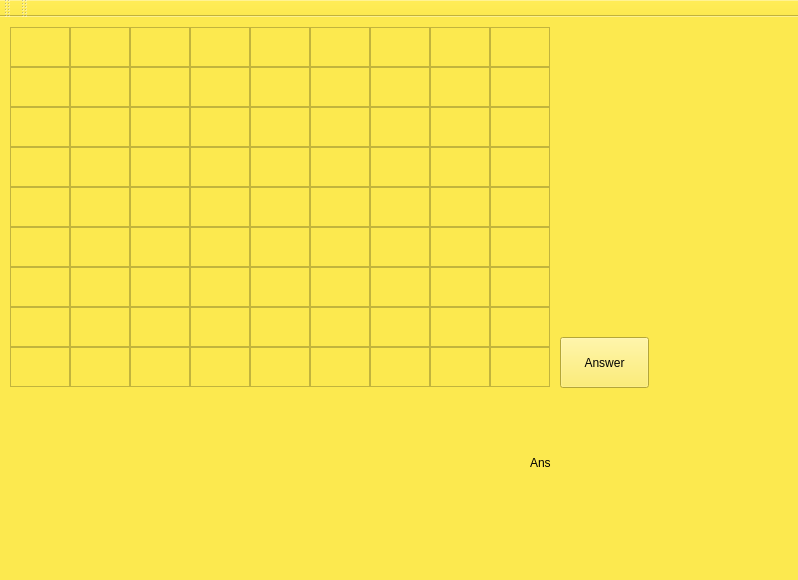
This is gui/mainwindow.ui in fastz123/EmbededSW_Proj as Qt 5 draws it before an edit. The edited form follows.
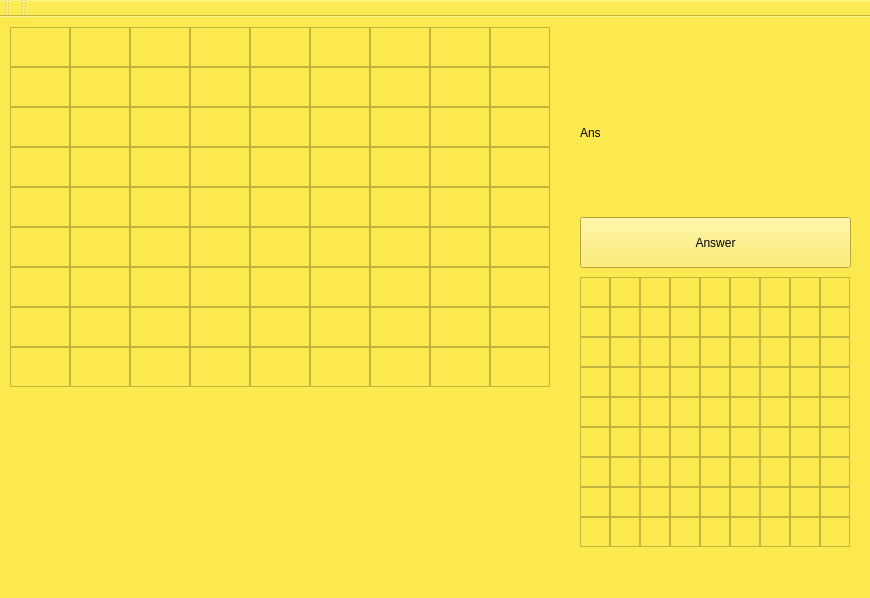
This is the edited form.

```diff
--- a/gui/mainwindow.ui
+++ b/gui/mainwindow.ui
@@ -6,8 +6,8 @@
    <rect>
     <x>0</x>
     <y>0</y>
-    <width>798</width>
-    <height>580</height>
+    <width>870</width>
+    <height>598</height>
    </rect>
   </property>
   <property name="windowTitle">
@@ -861,9 +861,9 @@
    <widget class="QPushButton" name="pushButton">
     <property name="geometry">
      <rect>
-      <x>560</x>
-      <y>320</y>
-      <width>89</width>
+      <x>580</x>
+      <y>200</y>
+      <width>271</width>
       <height>51</height>
      </rect>
     </property>
@@ -887,9 +887,9 @@
    <widget class="QLabel" name="Answerlabel">
     <property name="geometry">
      <rect>
-      <x>530</x>
-      <y>380</y>
-      <width>251</width>
+      <x>580</x>
+      <y>50</y>
+      <width>271</width>
       <height>131</height>
      </rect>
     </property>
@@ -897,6 +897,960 @@
      <string>Ans</string>
     </property>
    </widget>
+   <widget class="QTextEdit" name="textEdit_82">
+    <property name="geometry">
+     <rect>
+      <x>580</x>
+      <y>260</y>
+      <width>30</width>
+      <height>30</height>
+     </rect>
+    </property>
+    <property name="styleSheet">
+     <string notr="true">color: qlineargradient(spread:pad, x1:0, y1:0, x2:1, y2:0, stop:0 rgba(0, 0, 0, 255), stop:1 rgba(255, 255, 255, 255));</string>
+    </property>
+   </widget>
+   <widget class="QTextEdit" name="textEdit_85">
+    <property name="geometry">
+     <rect>
+      <x>640</x>
+      <y>260</y>
+      <width>30</width>
+      <height>30</height>
+     </rect>
+    </property>
+    <property name="styleSheet">
+     <string notr="true">border-color: rgb(0, 0, 0);</string>
+    </property>
+   </widget>
+   <widget class="QTextEdit" name="textEdit_92">
+    <property name="geometry">
+     <rect>
+      <x>820</x>
+      <y>260</y>
+      <width>30</width>
+      <height>30</height>
+     </rect>
+    </property>
+   </widget>
+   <widget class="QTextEdit" name="textEdit_97">
+    <property name="geometry">
+     <rect>
+      <x>610</x>
+      <y>260</y>
+      <width>30</width>
+      <height>30</height>
+     </rect>
+    </property>
+    <property name="styleSheet">
+     <string notr="true">color: qlineargradient(spread:pad, x1:0, y1:0, x2:1, y2:0, stop:0 rgba(0, 0, 0, 255), stop:1 rgba(255, 255, 255, 255));</string>
+    </property>
+   </widget>
+   <widget class="QTextEdit" name="textEdit_107">
+    <property name="geometry">
+     <rect>
+      <x>760</x>
+      <y>260</y>
+      <width>30</width>
+      <height>30</height>
+     </rect>
+    </property>
+   </widget>
+   <widget class="QTextEdit" name="textEdit_109">
+    <property name="geometry">
+     <rect>
+      <x>730</x>
+      <y>260</y>
+      <width>30</width>
+      <height>30</height>
+     </rect>
+    </property>
+   </widget>
+   <widget class="QTextEdit" name="textEdit_113">
+    <property name="geometry">
+     <rect>
+      <x>670</x>
+      <y>260</y>
+      <width>30</width>
+      <height>30</height>
+     </rect>
+    </property>
+    <property name="styleSheet">
+     <string notr="true">border-color: rgb(0, 0, 0);
+border-top-color: rgb(0, 0, 0);
+border-left-color: rgb(0, 0, 0);
+border-bottom-color: rgb(0, 0, 0);
+border-left-color: rgb(0, 0, 0);</string>
+    </property>
+   </widget>
+   <widget class="QTextEdit" name="textEdit_116">
+    <property name="geometry">
+     <rect>
+      <x>790</x>
+      <y>260</y>
+      <width>30</width>
+      <height>30</height>
+     </rect>
+    </property>
+   </widget>
+   <widget class="QTextEdit" name="textEdit_133">
+    <property name="geometry">
+     <rect>
+      <x>700</x>
+      <y>260</y>
+      <width>30</width>
+      <height>30</height>
+     </rect>
+    </property>
+   </widget>
+   <widget class="QTextEdit" name="textEdit_134">
+    <property name="geometry">
+     <rect>
+      <x>700</x>
+      <y>290</y>
+      <width>30</width>
+      <height>30</height>
+     </rect>
+    </property>
+   </widget>
+   <widget class="QTextEdit" name="textEdit_114">
+    <property name="geometry">
+     <rect>
+      <x>670</x>
+      <y>290</y>
+      <width>30</width>
+      <height>30</height>
+     </rect>
+    </property>
+    <property name="styleSheet">
+     <string notr="true">border-color: rgb(0, 0, 0);
+border-top-color: rgb(0, 0, 0);
+border-left-color: rgb(0, 0, 0);
+border-bottom-color: rgb(0, 0, 0);
+border-left-color: rgb(0, 0, 0);</string>
+    </property>
+   </widget>
+   <widget class="QTextEdit" name="textEdit_98">
+    <property name="geometry">
+     <rect>
+      <x>610</x>
+      <y>290</y>
+      <width>30</width>
+      <height>30</height>
+     </rect>
+    </property>
+    <property name="styleSheet">
+     <string notr="true">color: qlineargradient(spread:pad, x1:0, y1:0, x2:1, y2:0, stop:0 rgba(0, 0, 0, 255), stop:1 rgba(255, 255, 255, 255));</string>
+    </property>
+   </widget>
+   <widget class="QTextEdit" name="textEdit_110">
+    <property name="geometry">
+     <rect>
+      <x>730</x>
+      <y>290</y>
+      <width>30</width>
+      <height>30</height>
+     </rect>
+    </property>
+   </widget>
+   <widget class="QTextEdit" name="textEdit_93">
+    <property name="geometry">
+     <rect>
+      <x>820</x>
+      <y>290</y>
+      <width>30</width>
+      <height>30</height>
+     </rect>
+    </property>
+   </widget>
+   <widget class="QTextEdit" name="textEdit_108">
+    <property name="geometry">
+     <rect>
+      <x>760</x>
+      <y>290</y>
+      <width>30</width>
+      <height>30</height>
+     </rect>
+    </property>
+   </widget>
+   <widget class="QTextEdit" name="textEdit_117">
+    <property name="geometry">
+     <rect>
+      <x>790</x>
+      <y>290</y>
+      <width>30</width>
+      <height>30</height>
+     </rect>
+    </property>
+   </widget>
+   <widget class="QTextEdit" name="textEdit_86">
+    <property name="geometry">
+     <rect>
+      <x>640</x>
+      <y>290</y>
+      <width>30</width>
+      <height>30</height>
+     </rect>
+    </property>
+    <property name="styleSheet">
+     <string notr="true">border-color: rgb(0, 0, 0);</string>
+    </property>
+   </widget>
+   <widget class="QTextEdit" name="textEdit_83">
+    <property name="geometry">
+     <rect>
+      <x>580</x>
+      <y>290</y>
+      <width>30</width>
+      <height>30</height>
+     </rect>
+    </property>
+    <property name="styleSheet">
+     <string notr="true">color: qlineargradient(spread:pad, x1:0, y1:0, x2:1, y2:0, stop:0 rgba(0, 0, 0, 255), stop:1 rgba(255, 255, 255, 255));</string>
+    </property>
+   </widget>
+   <widget class="QTextEdit" name="textEdit_84">
+    <property name="geometry">
+     <rect>
+      <x>580</x>
+      <y>350</y>
+      <width>30</width>
+      <height>30</height>
+     </rect>
+    </property>
+    <property name="styleSheet">
+     <string notr="true">color: qlineargradient(spread:pad, x1:0, y1:0, x2:1, y2:0, stop:0 rgba(0, 0, 0, 255), stop:1 rgba(255, 255, 255, 255));</string>
+    </property>
+   </widget>
+   <widget class="QTextEdit" name="textEdit_94">
+    <property name="geometry">
+     <rect>
+      <x>820</x>
+      <y>320</y>
+      <width>30</width>
+      <height>30</height>
+     </rect>
+    </property>
+   </widget>
+   <widget class="QTextEdit" name="textEdit_111">
+    <property name="geometry">
+     <rect>
+      <x>760</x>
+      <y>350</y>
+      <width>30</width>
+      <height>30</height>
+     </rect>
+    </property>
+   </widget>
+   <widget class="QTextEdit" name="textEdit_87">
+    <property name="geometry">
+     <rect>
+      <x>640</x>
+      <y>350</y>
+      <width>30</width>
+      <height>30</height>
+     </rect>
+    </property>
+    <property name="styleSheet">
+     <string notr="true">border-color: rgb(0, 0, 0);</string>
+    </property>
+   </widget>
+   <widget class="QTextEdit" name="textEdit_135">
+    <property name="geometry">
+     <rect>
+      <x>700</x>
+      <y>320</y>
+      <width>30</width>
+      <height>30</height>
+     </rect>
+    </property>
+   </widget>
+   <widget class="QTextEdit" name="textEdit_112">
+    <property name="geometry">
+     <rect>
+      <x>760</x>
+      <y>320</y>
+      <width>30</width>
+      <height>30</height>
+     </rect>
+    </property>
+   </widget>
+   <widget class="QTextEdit" name="textEdit_115">
+    <property name="geometry">
+     <rect>
+      <x>730</x>
+      <y>320</y>
+      <width>30</width>
+      <height>30</height>
+     </rect>
+    </property>
+   </widget>
+   <widget class="QTextEdit" name="textEdit_118">
+    <property name="geometry">
+     <rect>
+      <x>790</x>
+      <y>350</y>
+      <width>30</width>
+      <height>30</height>
+     </rect>
+    </property>
+   </widget>
+   <widget class="QTextEdit" name="textEdit_88">
+    <property name="geometry">
+     <rect>
+      <x>580</x>
+      <y>320</y>
+      <width>30</width>
+      <height>30</height>
+     </rect>
+    </property>
+    <property name="styleSheet">
+     <string notr="true">color: qlineargradient(spread:pad, x1:0, y1:0, x2:1, y2:0, stop:0 rgba(0, 0, 0, 255), stop:1 rgba(255, 255, 255, 255));</string>
+    </property>
+   </widget>
+   <widget class="QTextEdit" name="textEdit_119">
+    <property name="geometry">
+     <rect>
+      <x>790</x>
+      <y>320</y>
+      <width>30</width>
+      <height>30</height>
+     </rect>
+    </property>
+   </widget>
+   <widget class="QTextEdit" name="textEdit_89">
+    <property name="geometry">
+     <rect>
+      <x>640</x>
+      <y>320</y>
+      <width>30</width>
+      <height>30</height>
+     </rect>
+    </property>
+    <property name="styleSheet">
+     <string notr="true">border-color: rgb(0, 0, 0);</string>
+    </property>
+   </widget>
+   <widget class="QTextEdit" name="textEdit_120">
+    <property name="geometry">
+     <rect>
+      <x>730</x>
+      <y>350</y>
+      <width>30</width>
+      <height>30</height>
+     </rect>
+    </property>
+   </widget>
+   <widget class="QTextEdit" name="textEdit_121">
+    <property name="geometry">
+     <rect>
+      <x>670</x>
+      <y>320</y>
+      <width>30</width>
+      <height>30</height>
+     </rect>
+    </property>
+    <property name="styleSheet">
+     <string notr="true">border-color: rgb(0, 0, 0);
+border-top-color: rgb(0, 0, 0);
+border-left-color: rgb(0, 0, 0);
+border-bottom-color: rgb(0, 0, 0);
+border-left-color: rgb(0, 0, 0);</string>
+    </property>
+   </widget>
+   <widget class="QTextEdit" name="textEdit_99">
+    <property name="geometry">
+     <rect>
+      <x>610</x>
+      <y>350</y>
+      <width>30</width>
+      <height>30</height>
+     </rect>
+    </property>
+    <property name="styleSheet">
+     <string notr="true">color: qlineargradient(spread:pad, x1:0, y1:0, x2:1, y2:0, stop:0 rgba(0, 0, 0, 255), stop:1 rgba(255, 255, 255, 255));</string>
+    </property>
+   </widget>
+   <widget class="QTextEdit" name="textEdit_100">
+    <property name="geometry">
+     <rect>
+      <x>610</x>
+      <y>320</y>
+      <width>30</width>
+      <height>30</height>
+     </rect>
+    </property>
+    <property name="styleSheet">
+     <string notr="true">color: qlineargradient(spread:pad, x1:0, y1:0, x2:1, y2:0, stop:0 rgba(0, 0, 0, 255), stop:1 rgba(255, 255, 255, 255));</string>
+    </property>
+   </widget>
+   <widget class="QTextEdit" name="textEdit_136">
+    <property name="geometry">
+     <rect>
+      <x>700</x>
+      <y>350</y>
+      <width>30</width>
+      <height>30</height>
+     </rect>
+    </property>
+   </widget>
+   <widget class="QTextEdit" name="textEdit_122">
+    <property name="geometry">
+     <rect>
+      <x>670</x>
+      <y>350</y>
+      <width>30</width>
+      <height>30</height>
+     </rect>
+    </property>
+    <property name="styleSheet">
+     <string notr="true">border-color: rgb(0, 0, 0);
+border-top-color: rgb(0, 0, 0);
+border-left-color: rgb(0, 0, 0);
+border-bottom-color: rgb(0, 0, 0);
+border-left-color: rgb(0, 0, 0);</string>
+    </property>
+   </widget>
+   <widget class="QTextEdit" name="textEdit_95">
+    <property name="geometry">
+     <rect>
+      <x>820</x>
+      <y>350</y>
+      <width>30</width>
+      <height>30</height>
+     </rect>
+    </property>
+   </widget>
+   <widget class="QTextEdit" name="textEdit_96">
+    <property name="geometry">
+     <rect>
+      <x>820</x>
+      <y>470</y>
+      <width>30</width>
+      <height>30</height>
+     </rect>
+    </property>
+   </widget>
+   <widget class="QTextEdit" name="textEdit_101">
+    <property name="geometry">
+     <rect>
+      <x>820</x>
+      <y>380</y>
+      <width>30</width>
+      <height>30</height>
+     </rect>
+    </property>
+   </widget>
+   <widget class="QTextEdit" name="textEdit_102">
+    <property name="geometry">
+     <rect>
+      <x>610</x>
+      <y>470</y>
+      <width>30</width>
+      <height>30</height>
+     </rect>
+    </property>
+    <property name="styleSheet">
+     <string notr="true">color: qlineargradient(spread:pad, x1:0, y1:0, x2:1, y2:0, stop:0 rgba(0, 0, 0, 255), stop:1 rgba(255, 255, 255, 255));</string>
+    </property>
+   </widget>
+   <widget class="QTextEdit" name="textEdit_123">
+    <property name="geometry">
+     <rect>
+      <x>760</x>
+      <y>410</y>
+      <width>30</width>
+      <height>30</height>
+     </rect>
+    </property>
+   </widget>
+   <widget class="QTextEdit" name="textEdit_90">
+    <property name="geometry">
+     <rect>
+      <x>640</x>
+      <y>410</y>
+      <width>30</width>
+      <height>30</height>
+     </rect>
+    </property>
+    <property name="styleSheet">
+     <string notr="true">border-color: rgb(0, 0, 0);</string>
+    </property>
+   </widget>
+   <widget class="QTextEdit" name="textEdit_124">
+    <property name="geometry">
+     <rect>
+      <x>790</x>
+      <y>440</y>
+      <width>30</width>
+      <height>30</height>
+     </rect>
+    </property>
+   </widget>
+   <widget class="QTextEdit" name="textEdit_125">
+    <property name="geometry">
+     <rect>
+      <x>730</x>
+      <y>470</y>
+      <width>30</width>
+      <height>30</height>
+     </rect>
+    </property>
+   </widget>
+   <widget class="QTextEdit" name="textEdit_91">
+    <property name="geometry">
+     <rect>
+      <x>580</x>
+      <y>440</y>
+      <width>30</width>
+      <height>30</height>
+     </rect>
+    </property>
+    <property name="styleSheet">
+     <string notr="true">color: qlineargradient(spread:pad, x1:0, y1:0, x2:1, y2:0, stop:0 rgba(0, 0, 0, 255), stop:1 rgba(255, 255, 255, 255));</string>
+    </property>
+   </widget>
+   <widget class="QTextEdit" name="textEdit_103">
+    <property name="geometry">
+     <rect>
+      <x>580</x>
+      <y>470</y>
+      <width>30</width>
+      <height>30</height>
+     </rect>
+    </property>
+    <property name="styleSheet">
+     <string notr="true">color: qlineargradient(spread:pad, x1:0, y1:0, x2:1, y2:0, stop:0 rgba(0, 0, 0, 255), stop:1 rgba(255, 255, 255, 255));</string>
+    </property>
+   </widget>
+   <widget class="QTextEdit" name="textEdit_126">
+    <property name="geometry">
+     <rect>
+      <x>760</x>
+      <y>470</y>
+      <width>30</width>
+      <height>30</height>
+     </rect>
+    </property>
+   </widget>
+   <widget class="QTextEdit" name="textEdit_137">
+    <property name="geometry">
+     <rect>
+      <x>700</x>
+      <y>380</y>
+      <width>30</width>
+      <height>30</height>
+     </rect>
+    </property>
+   </widget>
+   <widget class="QTextEdit" name="textEdit_127">
+    <property name="geometry">
+     <rect>
+      <x>670</x>
+      <y>470</y>
+      <width>30</width>
+      <height>30</height>
+     </rect>
+    </property>
+    <property name="styleSheet">
+     <string notr="true">border-color: rgb(0, 0, 0);
+border-top-color: rgb(0, 0, 0);
+border-left-color: rgb(0, 0, 0);
+border-bottom-color: rgb(0, 0, 0);
+border-left-color: rgb(0, 0, 0);</string>
+    </property>
+   </widget>
+   <widget class="QTextEdit" name="textEdit_128">
+    <property name="geometry">
+     <rect>
+      <x>730</x>
+      <y>440</y>
+      <width>30</width>
+      <height>30</height>
+     </rect>
+    </property>
+   </widget>
+   <widget class="QTextEdit" name="textEdit_129">
+    <property name="geometry">
+     <rect>
+      <x>760</x>
+      <y>380</y>
+      <width>30</width>
+      <height>30</height>
+     </rect>
+    </property>
+   </widget>
+   <widget class="QTextEdit" name="textEdit_130">
+    <property name="geometry">
+     <rect>
+      <x>730</x>
+      <y>380</y>
+      <width>30</width>
+      <height>30</height>
+     </rect>
+    </property>
+   </widget>
+   <widget class="QTextEdit" name="textEdit_131">
+    <property name="geometry">
+     <rect>
+      <x>790</x>
+      <y>410</y>
+      <width>30</width>
+      <height>30</height>
+     </rect>
+    </property>
+   </widget>
+   <widget class="QTextEdit" name="textEdit_104">
+    <property name="geometry">
+     <rect>
+      <x>820</x>
+      <y>440</y>
+      <width>30</width>
+      <height>30</height>
+     </rect>
+    </property>
+   </widget>
+   <widget class="QTextEdit" name="textEdit_105">
+    <property name="geometry">
+     <rect>
+      <x>580</x>
+      <y>380</y>
+      <width>30</width>
+      <height>30</height>
+     </rect>
+    </property>
+    <property name="styleSheet">
+     <string notr="true">color: qlineargradient(spread:pad, x1:0, y1:0, x2:1, y2:0, stop:0 rgba(0, 0, 0, 255), stop:1 rgba(255, 255, 255, 255));</string>
+    </property>
+   </widget>
+   <widget class="QTextEdit" name="textEdit_132">
+    <property name="geometry">
+     <rect>
+      <x>790</x>
+      <y>470</y>
+      <width>30</width>
+      <height>30</height>
+     </rect>
+    </property>
+   </widget>
+   <widget class="QTextEdit" name="textEdit_138">
+    <property name="geometry">
+     <rect>
+      <x>790</x>
+      <y>380</y>
+      <width>30</width>
+      <height>30</height>
+     </rect>
+    </property>
+   </widget>
+   <widget class="QTextEdit" name="textEdit_106">
+    <property name="geometry">
+     <rect>
+      <x>640</x>
+      <y>380</y>
+      <width>30</width>
+      <height>30</height>
+     </rect>
+    </property>
+    <property name="styleSheet">
+     <string notr="true">border-color: rgb(0, 0, 0);</string>
+    </property>
+   </widget>
+   <widget class="QTextEdit" name="textEdit_139">
+    <property name="geometry">
+     <rect>
+      <x>670</x>
+      <y>440</y>
+      <width>30</width>
+      <height>30</height>
+     </rect>
+    </property>
+    <property name="styleSheet">
+     <string notr="true">border-color: rgb(0, 0, 0);
+border-top-color: rgb(0, 0, 0);
+border-left-color: rgb(0, 0, 0);
+border-bottom-color: rgb(0, 0, 0);
+border-left-color: rgb(0, 0, 0);</string>
+    </property>
+   </widget>
+   <widget class="QTextEdit" name="textEdit_140">
+    <property name="geometry">
+     <rect>
+      <x>730</x>
+      <y>410</y>
+      <width>30</width>
+      <height>30</height>
+     </rect>
+    </property>
+   </widget>
+   <widget class="QTextEdit" name="textEdit_141">
+    <property name="geometry">
+     <rect>
+      <x>610</x>
+      <y>440</y>
+      <width>30</width>
+      <height>30</height>
+     </rect>
+    </property>
+    <property name="styleSheet">
+     <string notr="true">color: qlineargradient(spread:pad, x1:0, y1:0, x2:1, y2:0, stop:0 rgba(0, 0, 0, 255), stop:1 rgba(255, 255, 255, 255));</string>
+    </property>
+   </widget>
+   <widget class="QTextEdit" name="textEdit_142">
+    <property name="geometry">
+     <rect>
+      <x>640</x>
+      <y>470</y>
+      <width>30</width>
+      <height>30</height>
+     </rect>
+    </property>
+    <property name="styleSheet">
+     <string notr="true">border-color: rgb(0, 0, 0);</string>
+    </property>
+   </widget>
+   <widget class="QTextEdit" name="textEdit_143">
+    <property name="geometry">
+     <rect>
+      <x>760</x>
+      <y>440</y>
+      <width>30</width>
+      <height>30</height>
+     </rect>
+    </property>
+   </widget>
+   <widget class="QTextEdit" name="textEdit_144">
+    <property name="geometry">
+     <rect>
+      <x>670</x>
+      <y>380</y>
+      <width>30</width>
+      <height>30</height>
+     </rect>
+    </property>
+    <property name="styleSheet">
+     <string notr="true">border-color: rgb(0, 0, 0);
+border-top-color: rgb(0, 0, 0);
+border-left-color: rgb(0, 0, 0);
+border-bottom-color: rgb(0, 0, 0);
+border-left-color: rgb(0, 0, 0);</string>
+    </property>
+   </widget>
+   <widget class="QTextEdit" name="textEdit_145">
+    <property name="geometry">
+     <rect>
+      <x>610</x>
+      <y>410</y>
+      <width>30</width>
+      <height>30</height>
+     </rect>
+    </property>
+    <property name="styleSheet">
+     <string notr="true">color: qlineargradient(spread:pad, x1:0, y1:0, x2:1, y2:0, stop:0 rgba(0, 0, 0, 255), stop:1 rgba(255, 255, 255, 255));</string>
+    </property>
+   </widget>
+   <widget class="QTextEdit" name="textEdit_146">
+    <property name="geometry">
+     <rect>
+      <x>700</x>
+      <y>440</y>
+      <width>30</width>
+      <height>30</height>
+     </rect>
+    </property>
+   </widget>
+   <widget class="QTextEdit" name="textEdit_147">
+    <property name="geometry">
+     <rect>
+      <x>610</x>
+      <y>380</y>
+      <width>30</width>
+      <height>30</height>
+     </rect>
+    </property>
+    <property name="styleSheet">
+     <string notr="true">color: qlineargradient(spread:pad, x1:0, y1:0, x2:1, y2:0, stop:0 rgba(0, 0, 0, 255), stop:1 rgba(255, 255, 255, 255));</string>
+    </property>
+   </widget>
+   <widget class="QTextEdit" name="textEdit_148">
+    <property name="geometry">
+     <rect>
+      <x>580</x>
+      <y>410</y>
+      <width>30</width>
+      <height>30</height>
+     </rect>
+    </property>
+    <property name="styleSheet">
+     <string notr="true">color: qlineargradient(spread:pad, x1:0, y1:0, x2:1, y2:0, stop:0 rgba(0, 0, 0, 255), stop:1 rgba(255, 255, 255, 255));</string>
+    </property>
+   </widget>
+   <widget class="QTextEdit" name="textEdit_149">
+    <property name="geometry">
+     <rect>
+      <x>700</x>
+      <y>410</y>
+      <width>30</width>
+      <height>30</height>
+     </rect>
+    </property>
+   </widget>
+   <widget class="QTextEdit" name="textEdit_150">
+    <property name="geometry">
+     <rect>
+      <x>670</x>
+      <y>410</y>
+      <width>30</width>
+      <height>30</height>
+     </rect>
+    </property>
+    <property name="styleSheet">
+     <string notr="true">border-color: rgb(0, 0, 0);
+border-top-color: rgb(0, 0, 0);
+border-left-color: rgb(0, 0, 0);
+border-bottom-color: rgb(0, 0, 0);
+border-left-color: rgb(0, 0, 0);</string>
+    </property>
+   </widget>
+   <widget class="QTextEdit" name="textEdit_151">
+    <property name="geometry">
+     <rect>
+      <x>700</x>
+      <y>470</y>
+      <width>30</width>
+      <height>30</height>
+     </rect>
+    </property>
+   </widget>
+   <widget class="QTextEdit" name="textEdit_152">
+    <property name="geometry">
+     <rect>
+      <x>820</x>
+      <y>410</y>
+      <width>30</width>
+      <height>30</height>
+     </rect>
+    </property>
+   </widget>
+   <widget class="QTextEdit" name="textEdit_153">
+    <property name="geometry">
+     <rect>
+      <x>640</x>
+      <y>440</y>
+      <width>30</width>
+      <height>30</height>
+     </rect>
+    </property>
+    <property name="styleSheet">
+     <string notr="true">border-color: rgb(0, 0, 0);</string>
+    </property>
+   </widget>
+   <widget class="QTextEdit" name="textEdit_154">
+    <property name="geometry">
+     <rect>
+      <x>730</x>
+      <y>500</y>
+      <width>30</width>
+      <height>30</height>
+     </rect>
+    </property>
+   </widget>
+   <widget class="QTextEdit" name="textEdit_155">
+    <property name="geometry">
+     <rect>
+      <x>820</x>
+      <y>500</y>
+      <width>30</width>
+      <height>30</height>
+     </rect>
+    </property>
+   </widget>
+   <widget class="QTextEdit" name="textEdit_156">
+    <property name="geometry">
+     <rect>
+      <x>640</x>
+      <y>500</y>
+      <width>30</width>
+      <height>30</height>
+     </rect>
+    </property>
+    <property name="styleSheet">
+     <string notr="true">border-color: rgb(0, 0, 0);</string>
+    </property>
+   </widget>
+   <widget class="QTextEdit" name="textEdit_157">
+    <property name="geometry">
+     <rect>
+      <x>670</x>
+      <y>500</y>
+      <width>30</width>
+      <height>30</height>
+     </rect>
+    </property>
+    <property name="styleSheet">
+     <string notr="true">border-color: rgb(0, 0, 0);
+border-top-color: rgb(0, 0, 0);
+border-left-color: rgb(0, 0, 0);
+border-bottom-color: rgb(0, 0, 0);
+border-left-color: rgb(0, 0, 0);</string>
+    </property>
+   </widget>
+   <widget class="QTextEdit" name="textEdit_158">
+    <property name="geometry">
+     <rect>
+      <x>790</x>
+      <y>500</y>
+      <width>30</width>
+      <height>30</height>
+     </rect>
+    </property>
+   </widget>
+   <widget class="QTextEdit" name="textEdit_159">
+    <property name="geometry">
+     <rect>
+      <x>700</x>
+      <y>500</y>
+      <width>30</width>
+      <height>30</height>
+     </rect>
+    </property>
+   </widget>
+   <widget class="QTextEdit" name="textEdit_160">
+    <property name="geometry">
+     <rect>
+      <x>580</x>
+      <y>500</y>
+      <width>30</width>
+      <height>30</height>
+     </rect>
+    </property>
+    <property name="styleSheet">
+     <string notr="true">color: qlineargradient(spread:pad, x1:0, y1:0, x2:1, y2:0, stop:0 rgba(0, 0, 0, 255), stop:1 rgba(255, 255, 255, 255));</string>
+    </property>
+   </widget>
+   <widget class="QTextEdit" name="textEdit_161">
+    <property name="geometry">
+     <rect>
+      <x>760</x>
+      <y>500</y>
+      <width>30</width>
+      <height>30</height>
+     </rect>
+    </property>
+   </widget>
+   <widget class="QTextEdit" name="textEdit_162">
+    <property name="geometry">
+     <rect>
+      <x>610</x>
+      <y>500</y>
+      <width>30</width>
+      <height>30</height>
+     </rect>
+    </property>
+    <property name="styleSheet">
+     <string notr="true">color: qlineargradient(spread:pad, x1:0, y1:0, x2:1, y2:0, stop:0 rgba(0, 0, 0, 255), stop:1 rgba(255, 255, 255, 255));</string>
+    </property>
+   </widget>
   </widget>
   <widget class="QMenuBar" name="menuBar">
    <property name="geometry">
```
Left out of the diff: 2 changed lines with no effect on the pictures.
